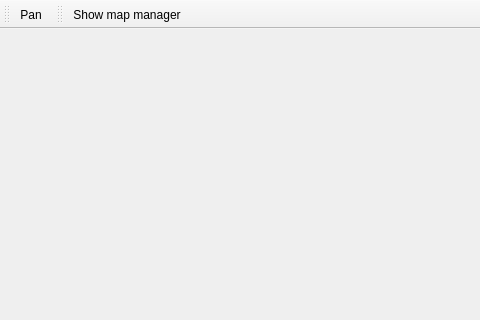
The window that hlpflightplannerapp.ui (3nids/hfp) describes before a commit, drawn with Qt 5; both pictures show x 0 to 480 and y 0 to 320 of the 955 by 716 pixel window.
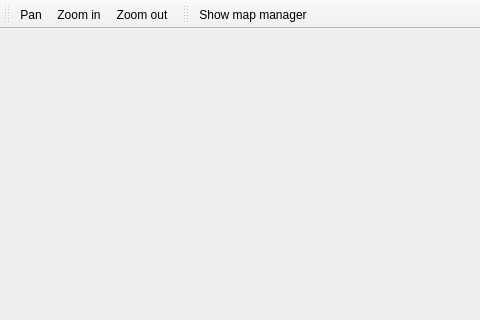
The same window after the commit. Icons and pictures are not drawn.

What changed in the file:
```diff
--- a/hlpflightplannerapp.ui
+++ b/hlpflightplannerapp.ui
@@ -32,6 +32,8 @@
     <bool>false</bool>
    </attribute>
    <addaction name="mActionPan"/>
+   <addaction name="mActionZoomIn"/>
+   <addaction name="mActionZoomOut"/>
   </widget>
   <widget class="QStatusBar" name="statusBar"/>
   <widget class="QToolBar" name="docksToolBar">
@@ -70,6 +72,24 @@
     <string>Show map manager</string>
    </property>
   </action>
+  <action name="mActionZoomIn">
+   <property name="icon">
+    <iconset resource="images/images.qrc">
+     <normaloff>:/images/mActionZoomIn.svg</normaloff>:/images/mActionZoomIn.svg</iconset>
+   </property>
+   <property name="text">
+    <string>Zoom in</string>
+   </property>
+  </action>
+  <action name="mActionZoomOut">
+   <property name="icon">
+    <iconset resource="images/images.qrc">
+     <normaloff>:/images/mActionZoomOut.svg</normaloff>:/images/mActionZoomOut.svg</iconset>
+   </property>
+   <property name="text">
+    <string>Zoom out</string>
+   </property>
+  </action>
  </widget>
  <layoutdefault spacing="6" margin="11"/>
  <resources>
```
